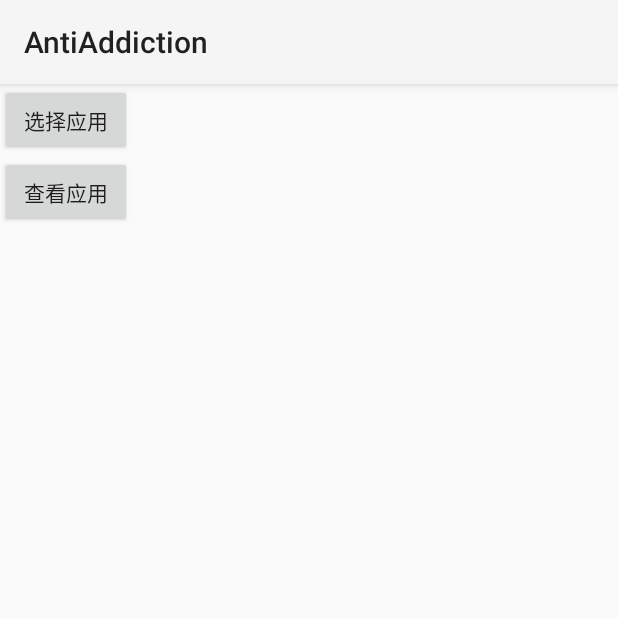
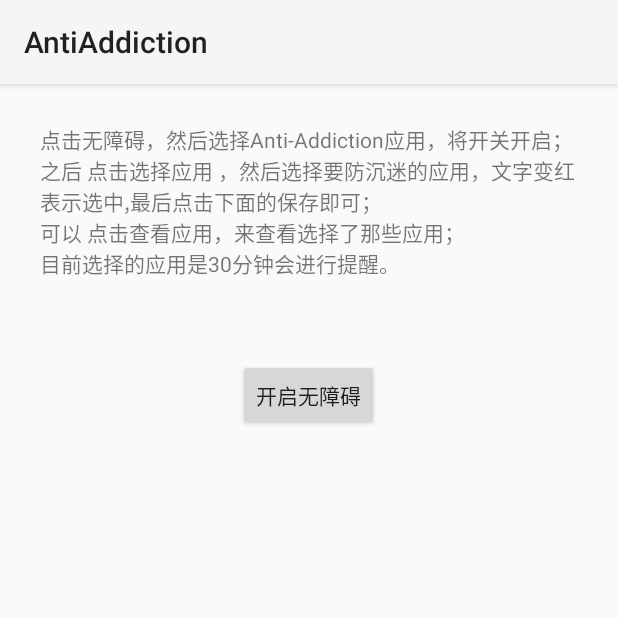
Before and after one commit to buttonXin/antiaddiction, an Android app: the screen it shows after launch (MainActivity), on a phone screen of 412 x 824 dp, the top half of it. Run offline under Robolectric (Android 15) with nearby library versions, the phone set to English and light mode, and no system bars; libraries missing offline, so code that uses them is left out: com.hjq.toast; 1 statement that could not run was skipped.

Commit message:
倒计时30分钟；添加跳转到无障碍界面；添加说明；添加选中提醒

```diff
--- a/app/src/main/java/com/oldhigh/antiaddiction/activity/MainActivity.java
+++ b/app/src/main/java/com/oldhigh/antiaddiction/activity/MainActivity.java
@@ -1,18 +1,30 @@
 package com.oldhigh.antiaddiction.activity;
+
+import android.app.ActivityManager;
+import android.content.ComponentName;
+import android.content.Context;
+import android.content.Intent;
+import android.os.Bundle;
+import android.provider.Settings;
+import android.view.Gravity;
+import android.view.View;
+import android.widget.Button;
+import android.widget.LinearLayout;
+import android.widget.TextView;
 
 import androidx.appcompat.app.AppCompatActivity;
 
-import android.content.Intent;
-import android.os.Bundle;
-import android.view.View;
-import android.widget.Button;
-import android.widget.LinearLayout;
+import com.hjq.toast.ToastUtils;
+import com.oldhigh.antiaddiction.R;
+import com.oldhigh.antiaddiction.service.AntiAddictionService;
 
-import com.oldhigh.antiaddiction.R;
+import java.util.List;
 
 public class MainActivity extends AppCompatActivity {
 
     private LinearLayout llContent;
+    private View viewChoose;
+    private View viewSelected;
 
     @Override
     protected void onCreate(Bundle savedInstanceState) {
@@ -25,20 +37,119 @@ public class MainActivity extends AppCompatActivity {
         initData();
     }
 
+    private boolean isServiceStart = false;
+
     private void initData() {
-        addButton("选择应用", view -> startActivity(new Intent(getApplicationContext(),ChooseActivity.class)));
 
-        addButton("查看应用", view -> startActivity(new Intent(getApplicationContext(),SelectedActivity.class)));
+        addText("点击无障碍，然后选择Anti-Addiction应用，将开关开启；" +
+                "\n之后 点击选择应用 ，然后选择要防沉迷的应用，文字变红表示选中,最后点击下面的保存即可；" +
+                "\n可以 点击查看应用，来查看选择了那些应用；" +
+                "\n目前选择的应用是30分钟会进行提醒。");
+
+
+        addButton("开启无障碍", view -> {
+            checkService();
+
+        });
+
+
+        viewChoose = addButton("选择应用", view -> startActivity(new Intent(getApplicationContext(), ChooseActivity.class)));
+
+        viewSelected = addButton("查看应用", view -> startActivity(new Intent(getApplicationContext(), SelectedActivity.class)));
+        showButton();
+
     }
 
+    private void checkService() {
+        if (!isAccessibilitySettingsOn(this,
+                AntiAddictionService.class.getName())) {// 判断服务是否开启
+            jumpToSettingPage(this);// 跳转到开启页面
+        } else {
+            isServiceStart = true;
+            ToastUtils.show("服务已开启，点击选择应用");
+            showButton();
+        }
+    }
 
-    private void addButton(String text, View.OnClickListener listener){
+    private void showButton() {
+        if (isServiceStart) {
+            viewChoose.setVisibility(View.VISIBLE);
+            viewSelected.setVisibility(View.VISIBLE);
+        } else {
+            viewChoose.setVisibility(View.GONE);
+            viewSelected.setVisibility(View.GONE);
+        }
+    }
+
+    private View addButton(String text, View.OnClickListener listener) {
         Button button = new Button(this);
         button.setText(text);
         LinearLayout.LayoutParams params = new LinearLayout.LayoutParams(
                 LinearLayout.LayoutParams.WRAP_CONTENT,
                 LinearLayout.LayoutParams.WRAP_CONTENT);
+        params.topMargin = 40;
+        params.bottomMargin = 40;
         button.setOnClickListener(listener);
-        llContent.addView(button,params);
+        llContent.addView(button, params);
+        return button;
+    }
+
+
+    private View addText(String text) {
+       return addText(text, v -> {
+        });
+    }
+
+    private View addText(String text, View.OnClickListener listener) {
+        TextView textView = new TextView(this);
+        textView.setText(text);
+        LinearLayout.LayoutParams params = new LinearLayout.LayoutParams(
+                LinearLayout.LayoutParams.WRAP_CONTENT,
+                LinearLayout.LayoutParams.WRAP_CONTENT);
+        params.leftMargin = 40;
+        params.topMargin = 40;
+        params.rightMargin = 40;
+        params.bottomMargin = 40;
+        params.gravity= Gravity.CENTER;
+        textView.setOnClickListener(listener);
+        llContent.addView(textView, params);
+        return textView;
+    }
+
+
+    /**
+     * 跳转到无障碍服务设置页面
+     *
+     * @param context 设备上下文
+     */
+    public static void jumpToSettingPage(Context context) {
+        Intent intent = new Intent(Settings.ACTION_ACCESSIBILITY_SETTINGS);
+        intent.setFlags(Intent.FLAG_ACTIVITY_NEW_TASK);
+        context.startActivity(intent);
+    }
+
+    /**
+     * 判断是否有辅助功能权限
+     *
+     * @return true 已开启
+     * false 未开启
+     */
+    public static boolean isAccessibilitySettingsOn(Context context, String className) {
+        if (context == null) {
+            return false;
+        }
+        ActivityManager activityManager = (ActivityManager) context.getSystemService(Context.ACTIVITY_SERVICE);
+        List<ActivityManager.RunningServiceInfo> runningServices =
+                activityManager.getRunningServices(100);// 获取正在运行的服务列表
+        if (runningServices.size() < 0) {
+            return false;
+        }
+        for (int i = 0; i < runningServices.size(); i++) {
+            ComponentName service = runningServices.get(i).service;
+            if (service.getClassName().equals(className)) {
+                return true;
+            }
+        }
+        return false;
     }
 }
--- a/app/src/main/java/com/oldhigh/antiaddiction/adapter/CustomAdapter.java
+++ b/app/src/main/java/com/oldhigh/antiaddiction/adapter/CustomAdapter.java
@@ -10,6 +10,7 @@ import android.widget.TextView;
 import androidx.core.content.ContextCompat;
 import androidx.recyclerview.widget.RecyclerView;
 
+import com.hjq.toast.ToastUtils;
 import com.oldhigh.antiaddiction.DataManager;
 import com.oldhigh.antiaddiction.R;
 import com.oldhigh.antiaddiction.bean.AppInfo;
@@ -59,7 +60,7 @@ public class CustomAdapter extends RecyclerView.Adapter<CustomAdapter.ViewHolder
         this.hasClick = hasClick;
     }
 
-    public void updateAll(List<AppInfo> dataSet){
+    public void updateAll(List<AppInfo> dataSet) {
         localApps = dataSet;
         notifyDataSetChanged();
     }
@@ -95,9 +96,11 @@ public class CustomAdapter extends RecyclerView.Adapter<CustomAdapter.ViewHolder
                 if (localApps.get(position).selected) {
                     localApps.get(position).selected = false;
                     DataManager.get().removeAppInfo(localApps.get(position));
+                    ToastUtils.show("关闭了 " + localApps.get(position).appName);
                 } else {
                     localApps.get(position).selected = true;
                     DataManager.get().addAppInfo(localApps.get(position));
+                    ToastUtils.show("选择了 " + localApps.get(position).appName);
                 }
                 notifyItemChanged(position);
             });
--- a/app/src/main/res/layout/activity_main.xml
+++ b/app/src/main/res/layout/activity_main.xml
@@ -14,7 +14,9 @@
             android:id="@+id/ll_content"
             android:orientation="vertical"
             android:layout_width="match_parent"
-            android:layout_height="wrap_content">
+            android:layout_height="wrap_content"
+            android:gravity="center"
+            >
 
         </LinearLayout>
 
```
Also changed, not shown: app/src/main/java/com/oldhigh/antiaddiction/service/AntiAddictionService.java (+5 -2 lines).
